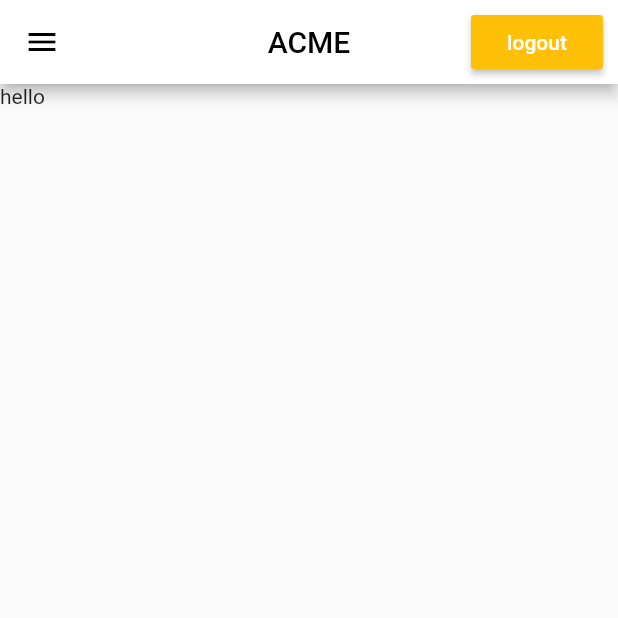
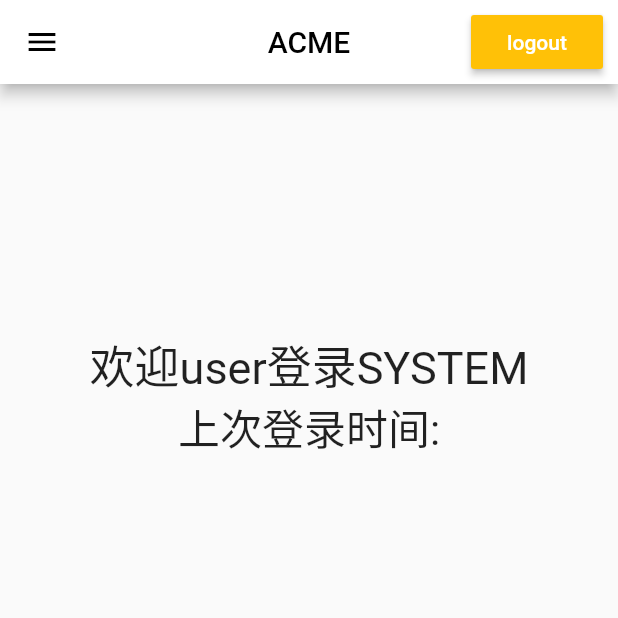
Before and after one commit to liyinggit/flutter_community_web, a Flutter app: the home screen opened by its route, on a phone screen of 412 x 824 dp, the top half of it. Run offline on Flutter 3.47's test engine with Material 2 defaults, Android fonts, the phone set to English and light mode, and no system bars; missing offline and left inert: dart:html; network calls fail.

Commit message:
修改了点点

```diff
--- a/lib/main.dart
+++ b/lib/main.dart
@@ -17,7 +17,7 @@ class MyApp extends StatelessWidget {
       title: 'Flutter Demo',
       debugShowCheckedModeBanner: false,
       //去除右上角的debug标签
-      home: home(),
+      home: login(),
       routes: <String, WidgetBuilder>{
         "login": (BuildContext context) => login(),
         //登录页面
--- a/lib/ui/home.dart
+++ b/lib/ui/home.dart
@@ -15,18 +15,29 @@ class home extends StatelessWidget {
     final _media = MediaQuery.of(context).size;
 
     final body = SafeArea(
-      child: Text("hello"),
+      child: Container(
+        height: _media.height *0.8,
+        child: Center(
+          child:Column(
+            children: <Widget>[
+              SizedBox(height:0.2 * _media.height),
+              Expanded(
+                child: Column(
+                  children: <Widget>[
+                    Text("欢迎user登录SYSTEM",style: TextStyle(fontSize: 30),),
+                    Text("上次登录时间:",style: TextStyle(fontSize: 28),)
+                  ],
+                ),
+              )
+            ],
+          ),
+        ),
+      ),
     );
 
     if (isDesktop) {
       return Material(
-        child: Navigator(  //套了一个局部路由
-          initialRoute: 'body',
-          onGenerateRoute: (RouteSettings settings) {
-            WidgetBuilder builder;
-            switch (settings.name) {
-              case "body":
-                builder = (BuildContext _) => Container(
+        child: Container(
           height: _media.height,
           width: _media.width,
           child: Row(
@@ -44,22 +55,6 @@ class home extends StatelessWidget {
               )
             ],
           ),
-                    );
-                break;
-              case 'cellList':
-                builder = (BuildContext _) =>cellList();
-                break;
-              case 'openRecord':
-                builder = (BuildContext _) => openRecord();
-                break;
-              case "userInfo":
-                builder = (BuildContext _) => userInfo();
-                break;
-              default:
-                throw Exception('Invalid route: ${settings.name}');
-            }
-            return MaterialPageRoute(builder: builder, settings: settings);
-          },
         ),
       );
     } else {
--- a/lib/ui/login.dart
+++ b/lib/ui/login.dart
@@ -91,7 +91,6 @@ class _loginState extends State<login> {
     ///登录按钮
     Widget loginButtonArea = new Container(
       height: 45.0,
-        child: Center(
       child: Row(
         children: <Widget>[
           Container(
@@ -117,7 +116,7 @@ class _loginState extends State<login> {
           ),
         ],
       ),
-        ));
+    );
 
     ///屏幕宽度大的
     Widget LargeArea = Column(
```
Lines whose indentation alone changed are shown as unchanged.
